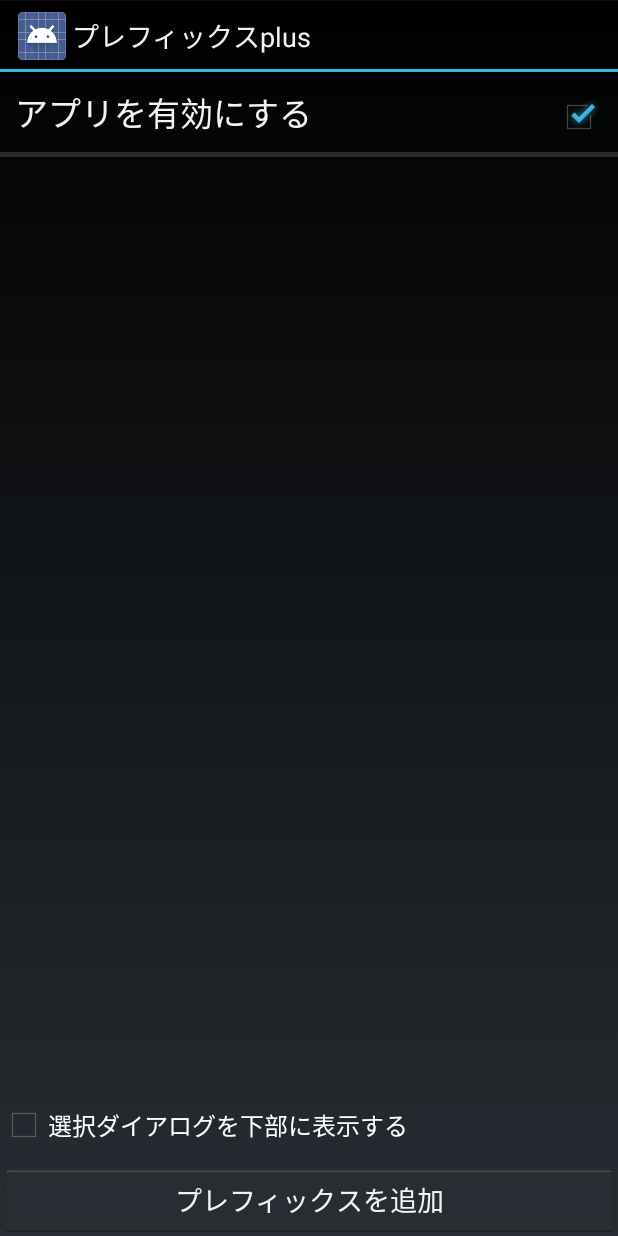
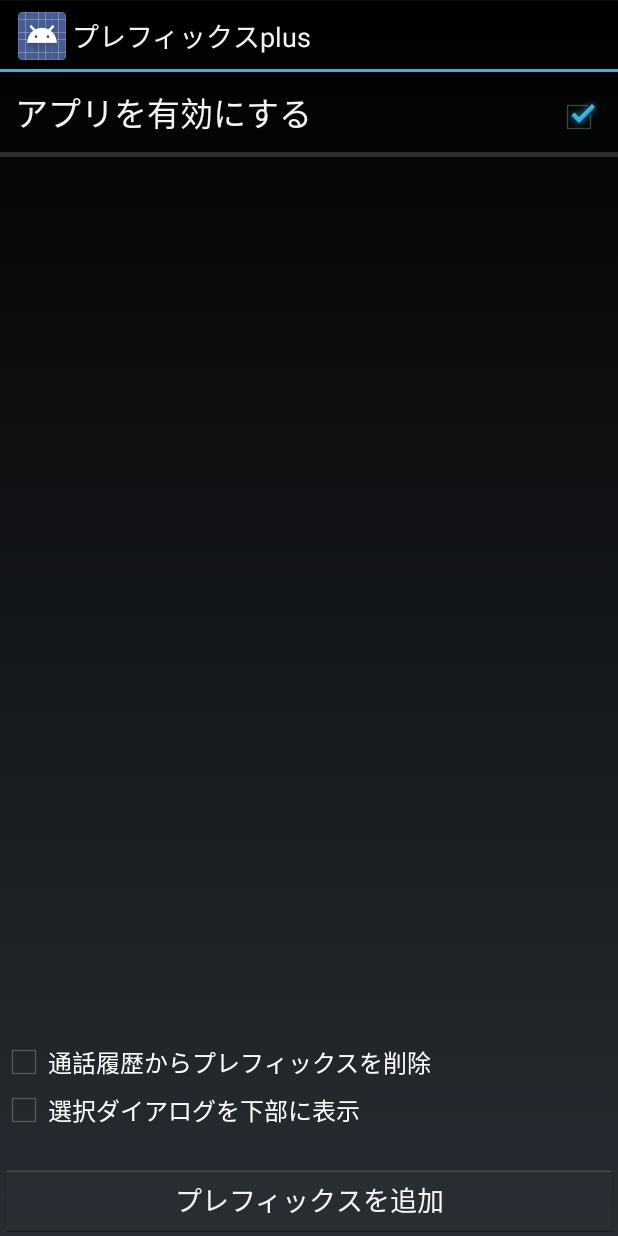
Before and after one commit to shekeenlab/PrefixDial, an Android app: the screen it shows after launch (MainActivity), on a phone screen of 412 x 824 dp. Run offline under Robolectric (Android 15) with nearby library versions, the phone set to English and light mode, and no system bars.

Commit message:
通話履歴からのプレフィックス削除の有効無効を選択可能にする

```diff
--- a/app/src/main/java/jp/co/shekeenlab/PrefixDial/MainActivity.java
+++ b/app/src/main/java/jp/co/shekeenlab/PrefixDial/MainActivity.java
@@ -31,6 +31,7 @@ public class MainActivity extends Activity implements OnItemClickListener, OnCli
 	private Button mButtonAdd;
 	private CheckBox mCheckEnable;
 	private CheckBox mCheckShowBottom;
+	private CheckBox mCheckRemovePrefix;
 
 	@Override
 	protected void onCreate(Bundle savedInstanceState) {
@@ -58,6 +59,11 @@ public class MainActivity extends Activity implements OnItemClickListener, OnCli
 		mCheckShowBottom.setOnCheckedChangeListener(this);
 		int gravity = mSettings.getInt(getString(R.string.key_hook_gravity), Gravity.CENTER);
 		mCheckShowBottom.setChecked(gravity == Gravity.BOTTOM);
+
+		mCheckRemovePrefix = (CheckBox) findViewById(R.id.checkRemovePrefix);
+		mCheckRemovePrefix.setOnCheckedChangeListener(this);
+		boolean removePrefix = mSettings.getBoolean(getString(R.string.key_remove_prefix), false);
+		mCheckRemovePrefix.setChecked(removePrefix);
 	}
 
 	private void installDefaultPrefix(){
@@ -113,6 +119,9 @@ public class MainActivity extends Activity implements OnItemClickListener, OnCli
 			}
 			mSettings.edit().putInt(getString(R.string.key_hook_gravity), gravity).commit();
 		}
+		else if(buttonView == mCheckRemovePrefix){
+			mSettings.edit().putBoolean(getString(R.string.key_remove_prefix), isChecked).commit();
+		}
 	}
 
 	@Override
--- a/app/src/main/java/jp/co/shekeenlab/PrefixDial/PhoneStateReceiver.java
+++ b/app/src/main/java/jp/co/shekeenlab/PrefixDial/PhoneStateReceiver.java
@@ -3,6 +3,7 @@ package jp.co.shekeenlab.PrefixDial;
 import android.content.BroadcastReceiver;
 import android.content.Context;
 import android.content.Intent;
+import android.content.SharedPreferences;
 import android.telephony.TelephonyManager;
 
 /**
@@ -21,8 +22,13 @@ public class PhoneStateReceiver extends BroadcastReceiver{
 			/* 実際に通話履歴が書かれるのはSTATE_IDLEが通知されてから100-200ms後になる。 */
 			/* LogEditorServiceにて通話履歴を監視を開始する */
 			if(TelephonyManager.EXTRA_STATE_IDLE.equals(state)){
-				Intent service = new Intent(context, LogEditorService.class);
-				context.startService(service);
+				/* 通話履歴からプレフィックスを削除設定が有効か確認 */
+				SharedPreferences settings = context.getSharedPreferences(MainActivity.PREFERENCE_SETTINGS, Context.MODE_PRIVATE);
+				boolean removePrefix = settings.getBoolean(context.getString(R.string.key_remove_prefix), false);
+				if(removePrefix){
+					Intent service = new Intent(context, LogEditorService.class);
+					context.startService(service);
+				}
 			}
 		}
 	}
--- a/app/src/main/res/layout/main.xml
+++ b/app/src/main/res/layout/main.xml
@@ -36,9 +36,15 @@
     <CheckBox
         android:layout_width="match_parent"
         android:layout_height="wrap_content"
+        android:text="@string/check_remove_prefix"
+        android:id="@+id/checkRemovePrefix"/>
+
+    <CheckBox
+        android:layout_width="match_parent"
+        android:layout_height="wrap_content"
         android:text="@string/check_show_bottom"
         android:id="@+id/checkShowBottom"
-        android:layout_marginBottom="10dp"/>
+        android:layout_marginBottom="20dp"/>
 
     <Button
         android:id="@+id/buttonAddPrefix"
--- a/app/src/main/res/values/strings.xml
+++ b/app/src/main/res/values/strings.xml
@@ -14,7 +14,9 @@
     <string name="title_hook">プレフィックスを選択</string>
     <string name="item_no_prefix">なし</string>
     <string name="check_enable_prefix">アプリを有効にする</string>
-    <string name="check_show_bottom">選択ダイアログを下部に表示する</string>
+    <string name="check_show_bottom">選択ダイアログを下部に表示</string>
+	<string name="check_remove_prefix">通話履歴からプレフィックスを削除</string>
 
 	<string name="key_hook_gravity" translatable="false">hook_gravity</string>
+    <string name="key_remove_prefix" translatable="false">remove_prefix</string>
 </resources>
```
